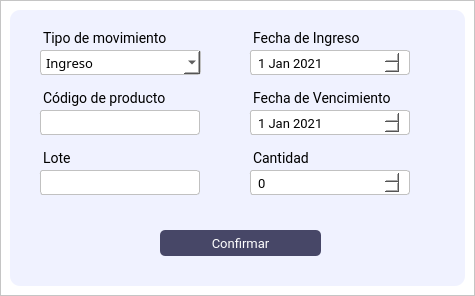
Qt form Interfaces/main/movimiento_ui.ui (juanignaciocansillieri/Proyecto-Final) before a commit.
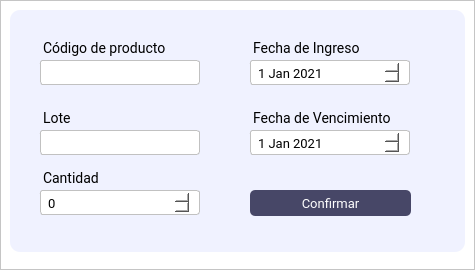
The same form after that commit.

Patch:
```diff
--- a/Interfaces/main/movimiento_ui.ui
+++ b/Interfaces/main/movimiento_ui.ui
@@ -7,7 +7,7 @@
     <x>0</x>
     <y>0</y>
     <width>475</width>
-    <height>296</height>
+    <height>270</height>
    </rect>
   </property>
   <property name="maximumSize">
@@ -60,9 +60,15 @@
       <property name="frameShadow">
        <enum>QFrame::Raised</enum>
       </property>
-      <layout class="QVBoxLayout" name="verticalLayout_2">
-       <item>
         <widget class="QFrame" name="frame_3">
+       <property name="geometry">
+        <rect>
+         <x>10</x>
+         <y>10</y>
+         <width>455</width>
+         <height>242</height>
+        </rect>
+       </property>
          <property name="minimumSize">
           <size>
            <width>435</width>
@@ -90,7 +96,7 @@
           <property name="geometry">
            <rect>
             <x>230</x>
-            <y>10</y>
+          <y>20</y>
             <width>131</width>
             <height>27</height>
            </rect>
@@ -151,7 +157,7 @@
           <property name="geometry">
            <rect>
             <x>20</x>
-            <y>100</y>
+          <y>50</y>
             <width>170</width>
             <height>25</height>
            </rect>
@@ -190,7 +196,7 @@
           <property name="geometry">
            <rect>
             <x>20</x>
-            <y>70</y>
+          <y>20</y>
             <width>141</width>
             <height>27</height>
            </rect>
@@ -217,7 +223,7 @@
           <property name="geometry">
            <rect>
             <x>20</x>
-            <y>130</y>
+          <y>90</y>
             <width>71</width>
             <height>27</height>
            </rect>
@@ -244,7 +250,7 @@
           <property name="geometry">
            <rect>
             <x>20</x>
-            <y>160</y>
+          <y>120</y>
             <width>170</width>
             <height>25</height>
            </rect>
@@ -283,8 +289,8 @@
          <widget class="QPushButton" name="crearprod_btn">
           <property name="geometry">
            <rect>
-            <x>150</x>
-            <y>220</y>
+          <x>240</x>
+          <y>180</y>
             <width>161</width>
             <height>26</height>
            </rect>
@@ -315,98 +321,11 @@
            <string>Confirmar</string>
           </property>
          </widget>
-         <widget class="QLabel" name="label_egr_ing">
-          <property name="geometry">
-           <rect>
-            <x>20</x>
-            <y>10</y>
-            <width>141</width>
-            <height>27</height>
-           </rect>
-          </property>
-          <property name="font">
-           <font>
-            <family>Roboto</family>
-            <pointsize>-1</pointsize>
-           </font>
-          </property>
-          <property name="styleSheet">
-           <string notr="true">font-family: Roboto;
-font-size: 14px;
-margin-top:10px;
-margin-left:10px
-
-</string>
-          </property>
-          <property name="text">
-           <string>Tipo de movimiento</string>
-          </property>
-         </widget>
-         <widget class="QComboBox" name="egr_ing_cb">
-          <property name="geometry">
-           <rect>
-            <x>30</x>
-            <y>40</y>
-            <width>161</width>
-            <height>25</height>
-           </rect>
-          </property>
-          <property name="styleSheet">
-           <string notr="true">padding:0 5px;
-border-radius: 3px;
-font-family:Roboto Lt;
-border: none;
-font-size:13px;
-font-weight: 400;
-background-color: #fff;
-border: 0.5px solid #c1c1c1;
-color: #000;
-
-</string>
-          </property>
-          <property name="currentText">
-           <string>Ingreso</string>
-          </property>
-          <property name="currentIndex">
-           <number>1</number>
-          </property>
-          <property name="maxVisibleItems">
-           <number>3</number>
-          </property>
-          <property name="maxCount">
-           <number>3</number>
-          </property>
-          <property name="insertPolicy">
-           <enum>QComboBox::InsertAfterCurrent</enum>
-          </property>
-          <property name="iconSize">
-           <size>
-            <width>16</width>
-            <height>0</height>
-           </size>
-          </property>
-          <property name="duplicatesEnabled">
-           <bool>false</bool>
-          </property>
-          <property name="frame">
-           <bool>false</bool>
-          </property>
-          <item>
-           <property name="text">
-            <string>Egreso</string>
-           </property>
-          </item>
-          <item>
-           <property name="text">
-            <string>Ingreso</string>
-           </property>
-          </item>
-         </widget>
          <widget class="QDateEdit" name="fecha_date">
           <property name="geometry">
            <rect>
             <x>230</x>
-            <y>40</y>
+          <y>50</y>
             <width>170</width>
             <height>25</height>
            </rect>
@@ -439,8 +358,8 @@
          <widget class="QLabel" name="label_cantidad">
           <property name="geometry">
            <rect>
-            <x>230</x>
-            <y>130</y>
+          <x>20</x>
+          <y>150</y>
             <width>141</width>
             <height>27</height>
            </rect>
@@ -467,7 +386,7 @@
           <property name="geometry">
            <rect>
             <x>230</x>
-            <y>100</y>
+          <y>120</y>
             <width>170</width>
             <height>25</height>
            </rect>
@@ -501,7 +420,7 @@
           <property name="geometry">
            <rect>
             <x>230</x>
-            <y>70</y>
+          <y>90</y>
             <width>151</width>
             <height>27</height>
            </rect>
@@ -533,8 +452,8 @@
          <widget class="QSpinBox" name="spinBox">
           <property name="geometry">
            <rect>
-            <x>230</x>
-            <y>160</y>
+          <x>20</x>
+          <y>180</y>
             <width>170</width>
             <height>25</height>
            </rect>
@@ -555,8 +474,6 @@
           </property>
          </widget>
         </widget>
-       </item>
-      </layout>
      </widget>
     </item>
    </layout>
```
Left out of the diff: 2 changed lines with no effect on the pictures. Lines whose indentation alone changed are shown as unchanged.
